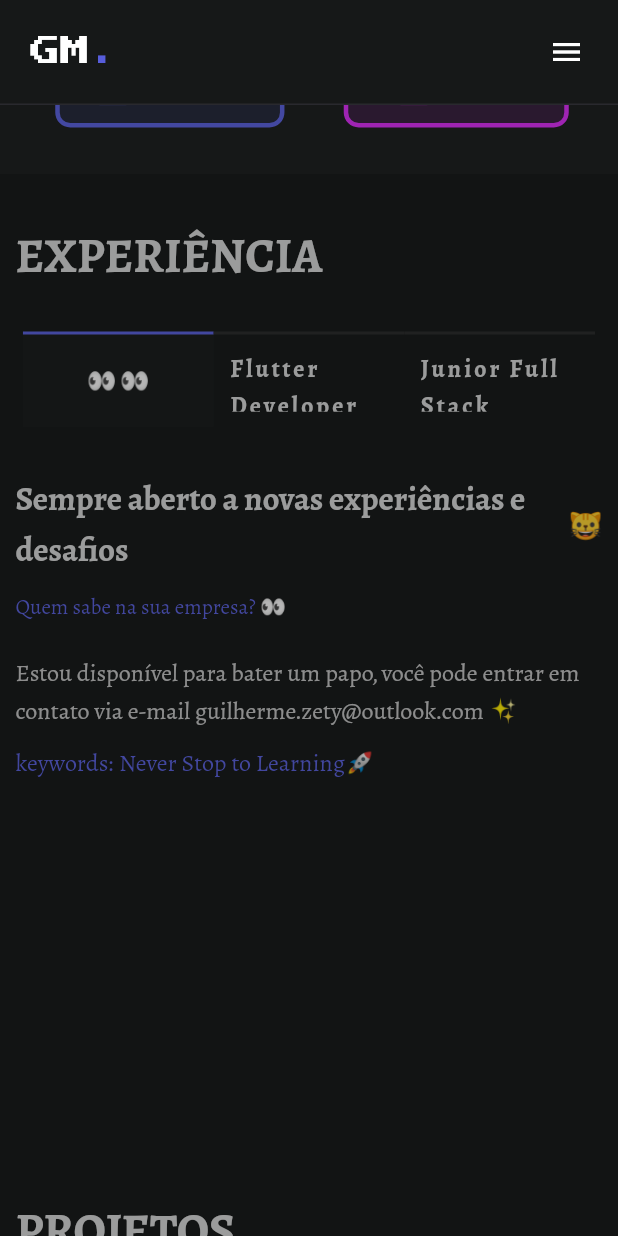
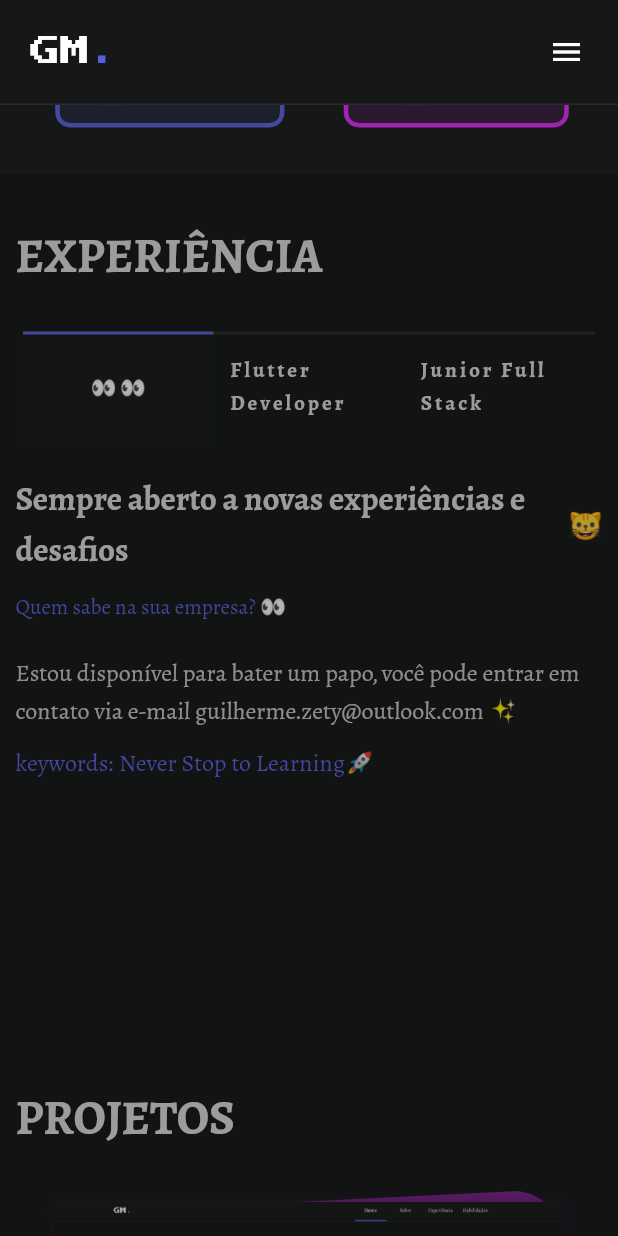
Before and after one commit to GuilhermeZety/portifolio_old, a Flutter app: the screen it shows after launch, scrolled down 1152 dp, on a phone screen of 412 x 824 dp. Run offline on Flutter 3.47's test engine with Material 2 defaults, Android fonts, the light colour scheme and no system bars; our stand-ins replace flutter_svg, fluttertoast, font_awesome_flutter, mobx; missing offline and left inert: dart:html, web_smooth_scroll; generated files the repository leaves out were written again.

Commit message:
subindo aperfeiçõamentos

```diff
--- a/lib/components/tab_bar.dart
+++ b/lib/components/tab_bar.dart
@@ -171,7 +171,7 @@ class _TabBarTextState extends State<TabBarText> with SingleTickerProviderStateM
     :
     SizedBox(
       width: MediaQuery.of(context).size.width * 0.95,
-      height: 550,
+      height: 475,
       child: Column(
         children: [
           Container(
@@ -179,7 +179,7 @@ class _TabBarTextState extends State<TabBarText> with SingleTickerProviderStateM
             padding: const EdgeInsets.all(5),
             child: GridView.count(
               childAspectRatio: MediaQuery.of(context).size.width /
-                      (MediaQuery.of(context).size.height / 4),
+                      (MediaQuery.of(context).size.height / 3.5),
               crossAxisCount: 3,
               children: List.generate(widget.tabs.length,
                 (index) {
@@ -207,7 +207,7 @@ class _TabBarTextState extends State<TabBarText> with SingleTickerProviderStateM
                           color: boolsHasHoved[index] ? Theme.of(context).backgroundColor : null,
                           border: Border(top: BorderSide(color: boolsHasHoved[index] ? Theme.of(context).primaryColor : const Color(0xFF272727), width: 2) )
                         ),
-                        child: Text(widget.tabs[index], style: const TextStyle(fontWeight: FontWeight.bold, letterSpacing: 2),),
+                        child: Text(widget.tabs[index], style: const TextStyle(fontSize: 14, fontWeight: FontWeight.bold, letterSpacing: 2),),
                       ),
                     ),
                   );
--- a/lib/pages/home/widgets/project_widget.dart
+++ b/lib/pages/home/widgets/project_widget.dart
@@ -10,6 +10,7 @@ class ProjectWidget extends StatefulWidget {
   const ProjectWidget({
     super.key,
     required this.width,
+    this.height = 700,
     required this.title,
     required this.content,
     required this.languages,
@@ -20,6 +21,7 @@ class ProjectWidget extends StatefulWidget {
 
   });
   final double width;
+  final double height;
   final String title;
   final String content;
   final String languages;
@@ -62,9 +64,9 @@ class _ProjectWidgetState extends State<ProjectWidget> with SingleTickerProvider
   Widget build(BuildContext context) {
     return Container(
       width: widget.width,
-      constraints: const BoxConstraints(
+      constraints: BoxConstraints(
         maxWidth: 550,
-        maxHeight: 700
+        minHeight: widget.height
       ),
       padding: const EdgeInsets.all(10),
       child: Column(
--- a/lib/pages/home/widgets/sections/ThirdSection.dart
+++ b/lib/pages/home/widgets/sections/ThirdSection.dart
@@ -162,6 +162,7 @@ class _ThirdSectionState extends State<ThirdSection> {
               ),
               ProjectWidget(
                 width: w * 0.95,
+                height: 560 + w * 0.15,
                 title: 'Portifólio Pessoal',
                 content: 'Projeto desenvolvido a partir do curso de JavaScript ES6+ completo da Origamid, para por em prática meus estudos iniciais de JS.',
                 languages: 'Flutter & Dart',
@@ -171,6 +172,7 @@ class _ThirdSectionState extends State<ThirdSection> {
               ),
               ProjectWidget(
                 width: w * 0.95,
+                height: 600 + w * 0.15 ,
                 title: 'Star Wars App',
                 content: 'Projeto simples porém bem completinho sendo totalmente offline apartir do primeiro acesso, com troca de linguagem e tema :); O app consome uma api REST ja existente com todas as informações dos personagens do Star Wars :) sendo filmes, informações, naves e outros; ',
                 languages: 'Flutter & Dart',
@@ -181,6 +183,7 @@ class _ThirdSectionState extends State<ThirdSection> {
               ),
               ProjectWidget(
                 width: w * 0.95,
+                height: 520 + w * 0.15,
                 title: 'RpGaming (Em Desenvolvimento)',
                 content: 'Projetinho em desenvolvimento, será um app/site para a gestão completa de um rpg de mesa, sendo desde as partes das fichas até a parte emocionante das batalhas :).',
                 languages: 'Flutter & Dart',
@@ -189,6 +192,7 @@ class _ThirdSectionState extends State<ThirdSection> {
               ),
               ProjectWidget(
                 width: w * 0.95,
+                height: 520 + w * 0.15,
                 title: 'Em Breve',
                 content: 'Estou sempre estudando, consequentemente milhares de projetos vem em mente, tenho uma vasta lista aqui, porém não vale a pena entrar em muitos detalhes por aqui :)',
                 languages: 'Flutter & Dart',
```
